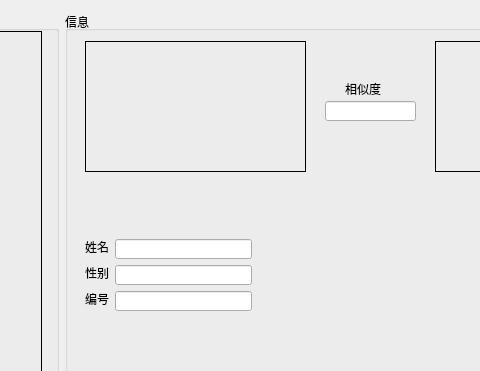
Above: previewview.ui from NevilleNoah/HikvisionCamera2 before the change; both pictures show x 480 to 960 and y 0 to 371 of the 1080 by 680 pixel window. Below: the same form after it.
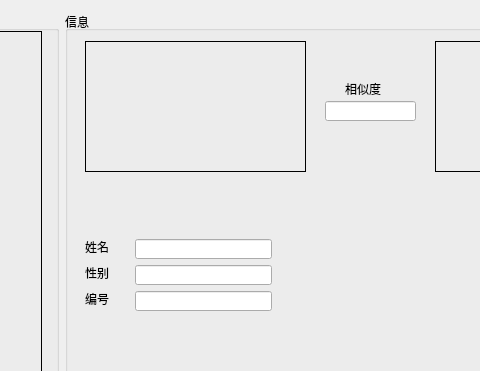
That is the form after the change.

```diff
--- a/previewview.ui
+++ b/previewview.ui
@@ -131,7 +131,7 @@
         <rect>
          <x>280</x>
          <y>70</y>
-         <width>41</width>
+         <width>51</width>
          <height>16</height>
         </rect>
        </property>
@@ -142,39 +142,48 @@
       <widget class="QLineEdit" name="edName">
        <property name="geometry">
         <rect>
-         <x>50</x>
+         <x>70</x>
          <y>228</y>
          <width>137</width>
          <height>20</height>
         </rect>
        </property>
+       <property name="readOnly">
+        <bool>true</bool>
+       </property>
       </widget>
       <widget class="QLineEdit" name="edSex">
        <property name="geometry">
         <rect>
-         <x>50</x>
+         <x>70</x>
          <y>254</y>
          <width>137</width>
          <height>20</height>
         </rect>
        </property>
+       <property name="readOnly">
+        <bool>true</bool>
+       </property>
       </widget>
       <widget class="QLineEdit" name="edId">
        <property name="geometry">
         <rect>
-         <x>50</x>
+         <x>70</x>
          <y>280</y>
          <width>137</width>
          <height>20</height>
         </rect>
        </property>
+       <property name="readOnly">
+        <bool>true</bool>
+       </property>
       </widget>
       <widget class="QLabel" name="textName">
        <property name="geometry">
         <rect>
          <x>20</x>
          <y>228</y>
-         <width>24</width>
+         <width>31</width>
          <height>16</height>
         </rect>
        </property>
@@ -187,7 +196,7 @@
         <rect>
          <x>20</x>
          <y>254</y>
-         <width>24</width>
+         <width>31</width>
          <height>16</height>
         </rect>
        </property>
@@ -200,7 +209,7 @@
         <rect>
          <x>20</x>
          <y>280</y>
-         <width>24</width>
+         <width>31</width>
          <height>16</height>
         </rect>
        </property>
```
Left out of the diff: 9 changed lines with no effect on the pictures.
